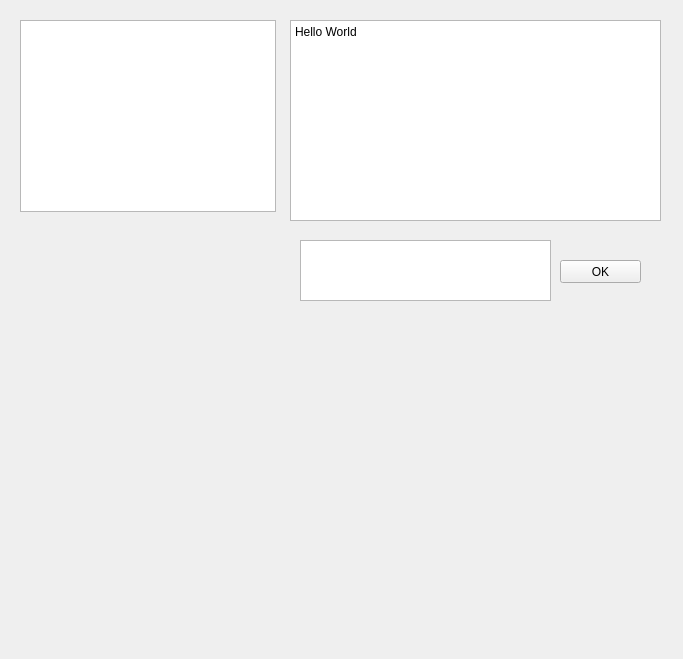
Old version of the form topjcdialog.ui in the repository chozabu/JumpingCube.
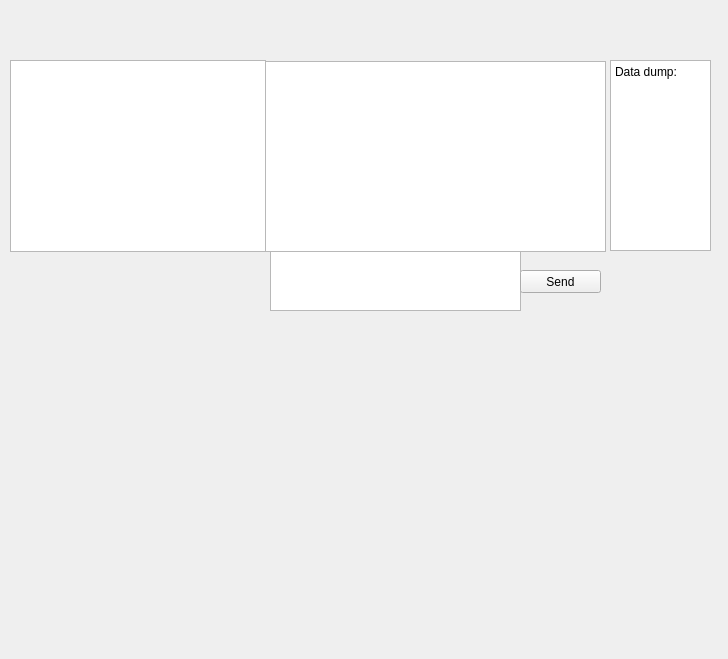
New version of the form. Custom widgets are drawn as their Qt base class.

Commit message: Improved UI, added chat window.

Diff of the .ui file:
```diff
--- a/topjcdialog.ui
+++ b/topjcdialog.ui
@@ -6,7 +6,7 @@
    <rect>
     <x>0</x>
     <y>0</y>
-    <width>683</width>
+    <width>728</width>
     <height>659</height>
    </rect>
   </property>
@@ -16,20 +16,20 @@
   <widget class="PaintWidget" name="paintWidget" native="true">
    <property name="geometry">
     <rect>
-     <x>70</x>
-     <y>320</y>
-     <width>501</width>
-     <height>321</height>
+     <x>10</x>
+     <y>340</y>
+     <width>701</width>
+     <height>301</height>
     </rect>
    </property>
   </widget>
-  <widget class="QTextEdit" name="loginfo">
+  <widget class="QTextBrowser" name="loginfo">
    <property name="geometry">
     <rect>
-     <x>290</x>
-     <y>20</y>
-     <width>371</width>
-     <height>201</height>
+     <x>610</x>
+     <y>60</y>
+     <width>101</width>
+     <height>191</height>
     </rect>
    </property>
    <property name="html">
@@ -37,14 +37,15 @@
 &lt;html&gt;&lt;head&gt;&lt;meta name=&quot;qrichtext&quot; content=&quot;1&quot; /&gt;&lt;style type=&quot;text/css&quot;&gt;
 p, li { white-space: pre-wrap; }
 &lt;/style&gt;&lt;/head&gt;&lt;body style=&quot; font-family:'Sans Serif'; font-size:9pt; font-weight:400; font-style:normal;&quot;&gt;
-&lt;p style=&quot; margin-top:0px; margin-bottom:0px; margin-left:0px; margin-right:0px; -qt-block-indent:0; text-indent:0px;&quot;&gt;Hello World&lt;/p&gt;&lt;/body&gt;&lt;/html&gt;</string>
+&lt;p style=&quot; margin-top:0px; margin-bottom:0px; margin-left:0px; margin-right:0px; -qt-block-indent:0; text-indent:0px;&quot;&gt;Data dump:&lt;/p&gt;
+&lt;p style=&quot;-qt-paragraph-type:empty; margin-top:0px; margin-bottom:0px; margin-left:0px; margin-right:0px; -qt-block-indent:0; text-indent:0px;&quot;&gt;&lt;br /&gt;&lt;/p&gt;&lt;/body&gt;&lt;/html&gt;</string>
    </property>
   </widget>
   <widget class="QListWidget" name="onlinePeerView">
    <property name="geometry">
     <rect>
-     <x>20</x>
-     <y>20</y>
+     <x>10</x>
+     <y>60</y>
      <width>256</width>
      <height>192</height>
     </rect>
@@ -53,8 +54,8 @@
   <widget class="QTextEdit" name="inputText">
    <property name="geometry">
     <rect>
-     <x>300</x>
-     <y>240</y>
+     <x>270</x>
+     <y>250</y>
      <width>251</width>
      <height>61</height>
     </rect>
@@ -63,14 +64,24 @@
   <widget class="QPushButton" name="okButton">
    <property name="geometry">
     <rect>
-     <x>560</x>
-     <y>260</y>
+     <x>520</x>
+     <y>270</y>
      <width>81</width>
      <height>23</height>
     </rect>
    </property>
    <property name="text">
-    <string>OK</string>
+    <string>Send</string>
+   </property>
+  </widget>
+  <widget class="QTextBrowser" name="chatWindow">
+   <property name="geometry">
+    <rect>
+     <x>265</x>
+     <y>61</y>
+     <width>341</width>
+     <height>191</height>
+    </rect>
    </property>
   </widget>
  </widget>
```
The commit also changes 1 other file.
